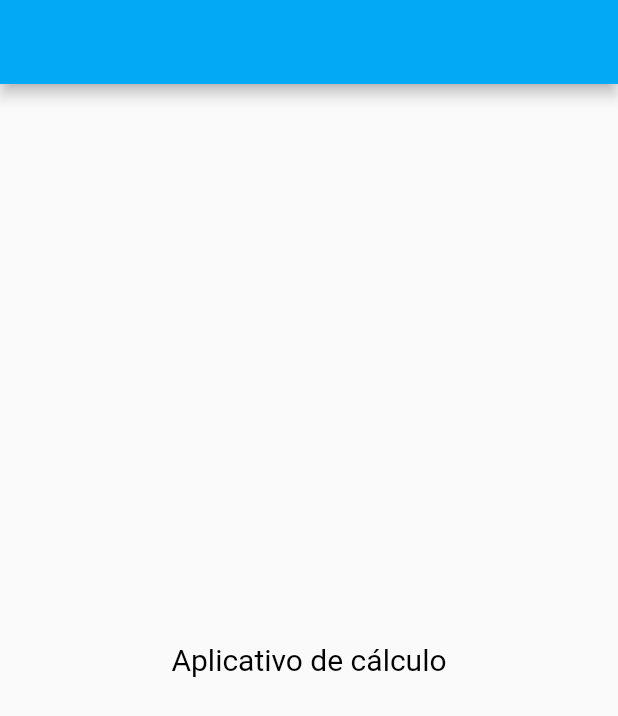
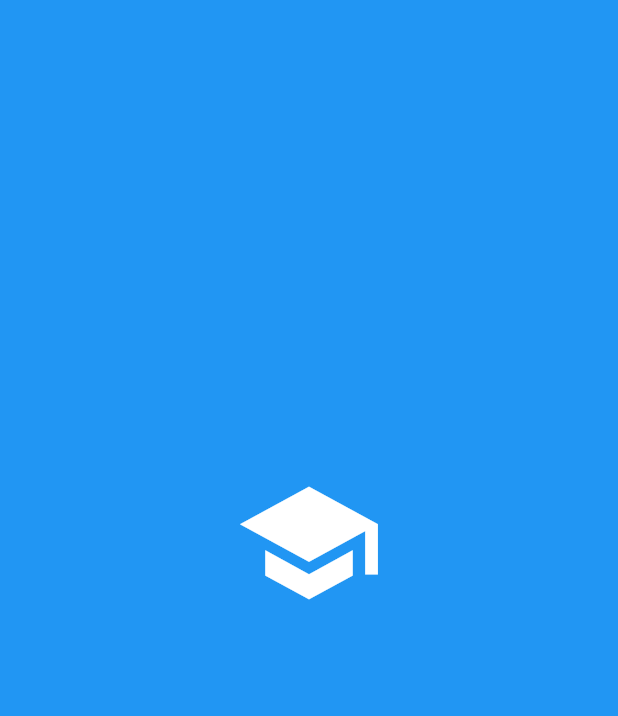
Before and after one commit to jgmonteiro1/ic_calculo, a Flutter app: the screen it shows after launch, on a phone screen of 412 x 824 dp. Shown: the top 716 px of the screen. Run offline on Flutter 3.47's test engine with Material 2 defaults, Android fonts, the phone set to English and light mode, and no system bars; our stand-ins replace splashscreen.

Commit message:
Interfaces das telas melhoradas. Segunda tela alinhada e adicionado um icone central.

```diff
--- a/lib/home_screen.dart
+++ b/lib/home_screen.dart
@@ -10,14 +10,19 @@ class _HomeScreenState extends State<HomeScreen> {
   @override
   Widget build(BuildContext context) {
     return Scaffold(
-      appBar: AppBar(
-        backgroundColor: Colors.lightBlue,
-      ),
-
-      body: Center(
-
-        child: Text("Aplicativo de cálculo", style: TextStyle(fontSize: 20.0, color: Colors.black),),
-
+      backgroundColor: Colors.blue,
+      body: Container(
+        alignment: Alignment.center,
+        child: Column(
+          crossAxisAlignment: CrossAxisAlignment.center,
+          mainAxisAlignment: MainAxisAlignment.center,
+          children: <Widget>[
+            Icon(Icons.school, size: 100, color: Colors.white, ),
+            Padding(
+              padding: EdgeInsets.only(bottom: 100.0),
+            )
+          ],
+        ),
       ),
     );
   }
```
Also changed, not shown: lib/main.dart (+4 -11 lines).
